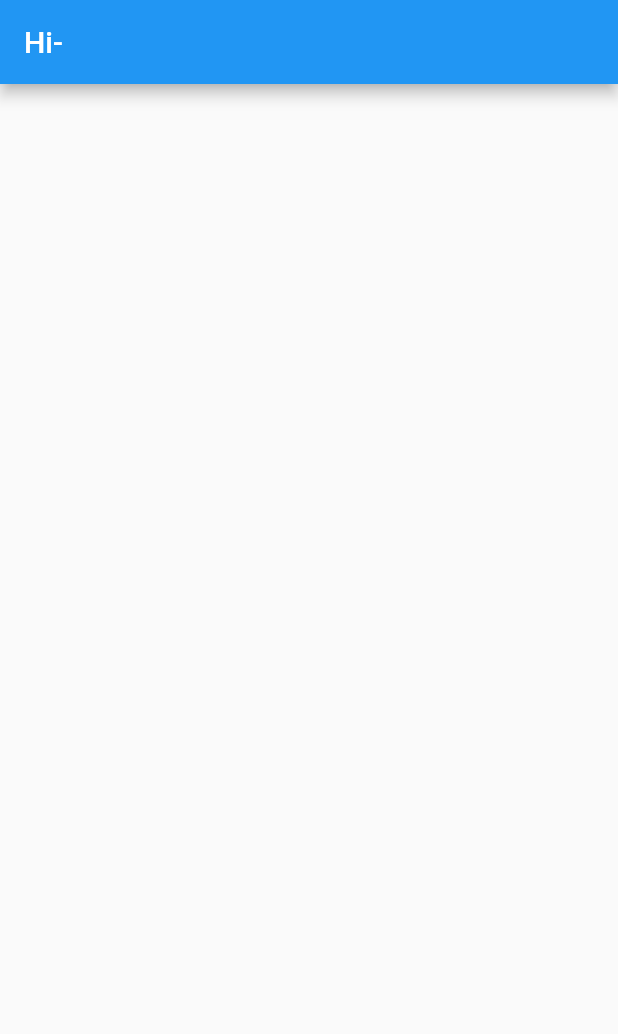
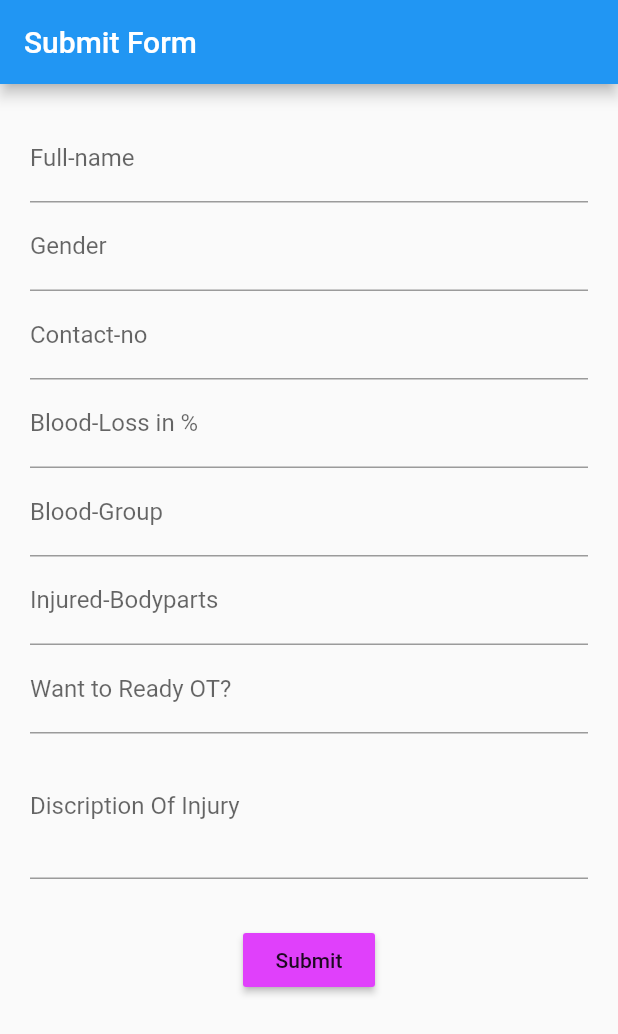
Before and after one commit to hkp27299/e-appointment, a Flutter app: the UserScreen screen opened directly, on a phone screen of 412 x 824 dp. Shown: the top 1034 px of the screen. Run offline on Flutter 3.47's test engine with Material 2 defaults, Android fonts, the phone set to English and light mode, and no system bars; our stand-ins replace firebase_auth; accounts and stored records are empty.

Commit message:
second commit

```diff
--- a/lib/Data/user.dart
+++ b/lib/Data/user.dart
@@ -1,8 +1,23 @@
-
+import 'package:flutter/foundation.dart';
 import 'dart:convert';
 import 'package:http/http.dart' as http;
 
+class UserData {
+  String fname;
+  String lname;
+  String contactno;
+  String address;
+  String email;
 
+
+  UserData({
+    @required this.fname,
+    @required this.lname,
+    @required this.contactno,
+    @required this.address,
+    @required this.email,
+  });
+}
 Future<void> getData()async{
   String url = 'https://e-appointment-4f33a.firebaseio.com/user.json';
   final response = await http.get(url);
--- a/lib/homepage.dart
+++ b/lib/homepage.dart
@@ -73,7 +73,7 @@ class _HomePageState extends State<HomePage> {
 
     return Scaffold(
       appBar: AppBar(
-        title: Text('Real-Cure'),
+        title: Text('e-Appointment'),
       ),
       body: SingleChildScrollView(
         child: Column(
--- a/lib/signup.dart
+++ b/lib/signup.dart
@@ -89,6 +89,7 @@ class _SignUpState extends State<SignUp> {
                   obscureText: true,
                   validator: pwdValidator,
                 ),
+
                 SizedBox(
                   height: 30,
                 ),
--- a/lib/userscreen.dart
+++ b/lib/userscreen.dart
@@ -1,25 +1,160 @@
 import 'package:flutter/material.dart';
-import 'Data/user.dart';
+import 'package:http/http.dart' as http;
+import 'dart:convert';
 
-class UserScreen extends StatelessWidget {
+class UserScreen extends StatefulWidget {
   static const routename = '/userscreen';
 
   @override
+  _UserScreenState createState() => _UserScreenState();
+}
+
+class _UserScreenState extends State<UserScreen> {
+  String validator(String value) {
+    if (value.isEmpty) {
+      return "This field can not be empty";
+    } else {
+      return null;
+    }
+  }
+
+  void addData() {
+    String url = "https://e-appointment-4f33a.firebaseio.com/patient.json";
+    http.post(url,
+        body: json.encode({
+          'fullname': fullname.text,
+          'gender': gender.text,
+          'contactno': contactno.text,
+          'bloodloss': bloodloss.text,
+          'bloodgroup': bloodgroup.text,
+          'injuredbodyparts': injuredbodyparts.text,
+          'discription': discription.text,
+          'otstatus': otstatus.text,
+        }));
+  }
+  void clearData(){
+
+  }
+
+  TextEditingController fullname;
+  TextEditingController gender;
+  TextEditingController contactno;
+  TextEditingController bloodloss;
+  TextEditingController injuredbodyparts;
+  TextEditingController discription;
+  TextEditingController otstatus;
+  TextEditingController bloodgroup;
+  initState() {
+    fullname = new TextEditingController();
+    gender = new TextEditingController();
+    contactno = new TextEditingController();
+    bloodloss = new TextEditingController();
+    injuredbodyparts = new TextEditingController();
+    otstatus = new TextEditingController();
+    discription = new TextEditingController();
+    bloodgroup = new TextEditingController();
+
+    super.initState();
+  }
+
+  @override
   Widget build(BuildContext context) {
-    getData();
+    final _regkey = new GlobalKey<FormState>();
+
     return Scaffold(
       appBar: AppBar(
-        title: Text('Hi-'),
+        title: Text('Submit Form'),
       ),
       body: SingleChildScrollView(
         child: Container(
-          padding: EdgeInsets.all(20),
-          child: Column(
-            children: <Widget>[
-              Text(''),
-            ],
-          ),
-        ),
+            padding: EdgeInsets.all(20),
+            child: Form(
+              key: _regkey,
+              child: Column(
+                children: <Widget>[
+                  TextFormField(
+                    decoration: InputDecoration(
+                      labelText: 'Full-name',
+                    ),
+                    controller: fullname,
+                    keyboardType: TextInputType.emailAddress,
+                    validator: validator,
+                  ),
+                  TextFormField(
+                    decoration: InputDecoration(
+                      labelText: 'Gender',
+                    ),
+                    controller: gender,
+                    keyboardType: TextInputType.emailAddress,
+                    validator: validator,
+                  ),
+                  TextFormField(
+                    decoration: InputDecoration(
+                      labelText: 'Contact-no',
+                    ),
+                    controller: contactno,
+                    keyboardType: TextInputType.emailAddress,
+                    validator: validator,
+                  ),
+                  TextFormField(
+                    decoration: InputDecoration(
+                      labelText: 'Blood-Loss in %',
+                    ),
+                    controller: bloodloss,
+                    keyboardType: TextInputType.emailAddress,
+                    validator: validator,
+                  ),
+                   TextFormField(
+                    decoration: InputDecoration(
+                      labelText: 'Blood-Group',
+                    ),
+                    controller: bloodgroup,
+                    keyboardType: TextInputType.emailAddress,
+                    validator: validator,
+                  ),
+                  TextFormField(
+                    decoration: InputDecoration(
+                      labelText: 'Injured-Bodyparts',
+                    ),
+                    controller: injuredbodyparts,
+                    keyboardType: TextInputType.emailAddress,
+                    validator: validator,
+                  ),
+                  TextFormField(
+                    decoration: InputDecoration(
+                      labelText: 'Want to Ready OT?',
+                    ),
+                    controller: otstatus,
+                    keyboardType: TextInputType.emailAddress,
+                    validator: validator,
+                  ),
+                  TextFormField(
+                    decoration: InputDecoration(
+                      labelText: 'Discription Of Injury',
+                    ),
+                    controller: discription,
+                    keyboardType: TextInputType.emailAddress,
+                    validator: validator,
+                    maxLines: 3,
+                  ),
+                  SizedBox(
+                    height: 30,
+                  ),
+                  RaisedButton(
+                    color: Colors.purpleAccent,
+                    child: Text('Submit'),
+                    onPressed: () {
+                      if (_regkey.currentState.validate()) {
+                        _regkey.currentState.save();
+                        addData();
+
+
+                      }
+                    },
+                  )
+                ],
+              ),
+            )),
       ),
     );
   }
```
